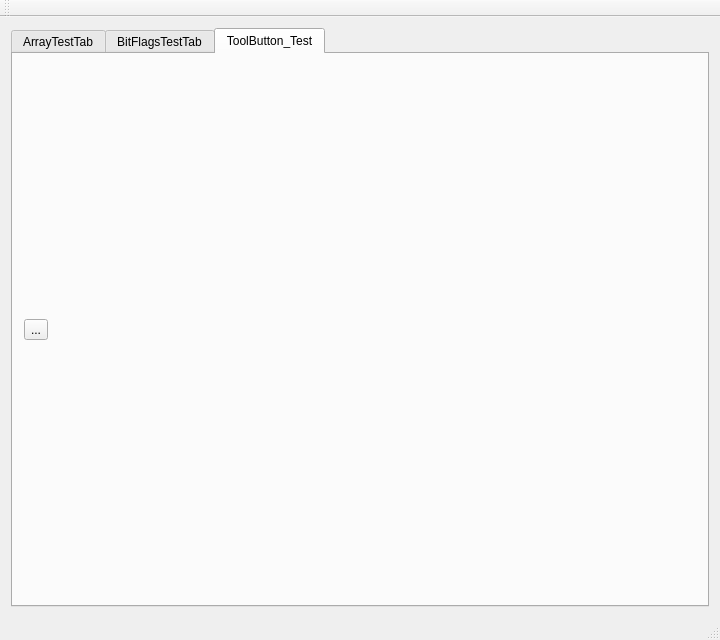
zty950323/PersonalOpenCADTools, file source/Basic/BasicTests/res/BasicTests.ui: the form before one commit.
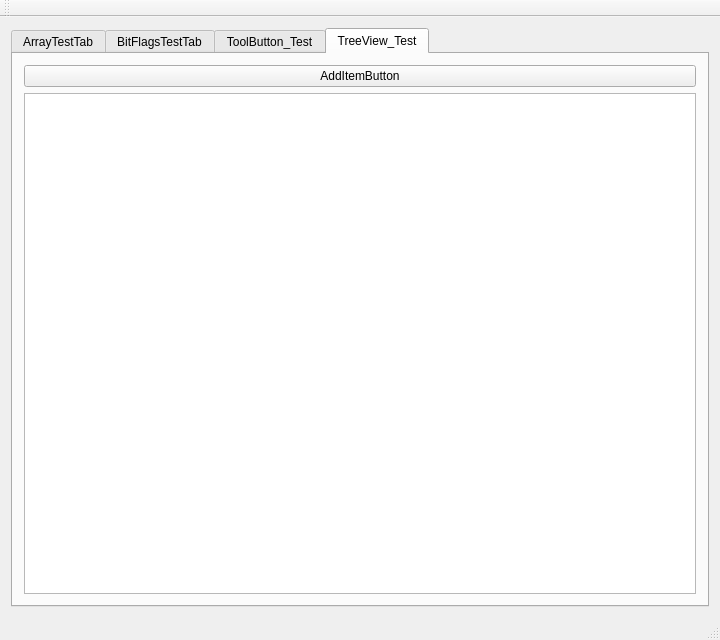
The form after the commit. Custom widgets are drawn as their Qt base class.

Commit message: Add a TErrorUnit class and improve some code.

```diff
--- a/source/Basic/BasicTests/res/BasicTests.ui
+++ b/source/Basic/BasicTests/res/BasicTests.ui
@@ -23,8 +23,11 @@
    <layout class="QVBoxLayout" name="verticalLayout">
     <item>
      <widget class="QTabWidget" name="tabWidget">
+      <property name="tabPosition">
+       <enum>QTabWidget::North</enum>
+      </property>
       <property name="currentIndex">
-       <number>2</number>
+       <number>3</number>
       </property>
       <widget class="TzArrayTestTab" name="ArrayTestTab">
        <attribute name="title">
@@ -153,6 +156,30 @@
         </item>
        </layout>
       </widget>
+      <widget class="QWidget" name="TreeViewTestTab">
+       <attribute name="title">
+        <string>TreeView_Test</string>
+       </attribute>
+       <layout class="QVBoxLayout" name="verticalLayout_4">
+        <item>
+         <widget class="QPushButton" name="Add_tree_item_button">
+          <property name="text">
+           <string>AddItemButton</string>
+          </property>
+         </widget>
+        </item>
+        <item>
+         <widget class="QTreeView" name="AimTreeView">
+          <property name="frameShape">
+           <enum>QFrame::StyledPanel</enum>
+          </property>
+          <property name="dragEnabled">
+           <bool>true</bool>
+          </property>
+         </widget>
+        </item>
+       </layout>
+      </widget>
      </widget>
     </item>
    </layout>
```
The commit also changes 10 other files.
